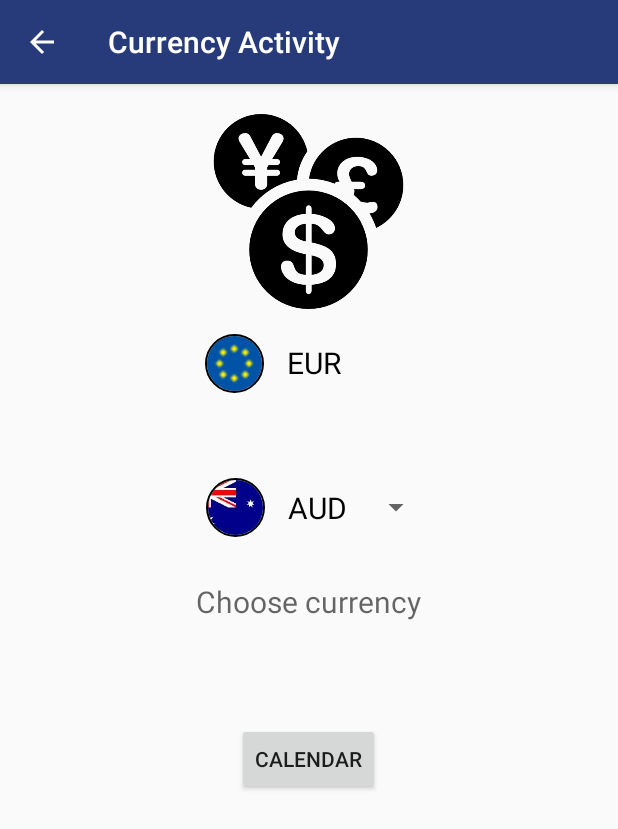
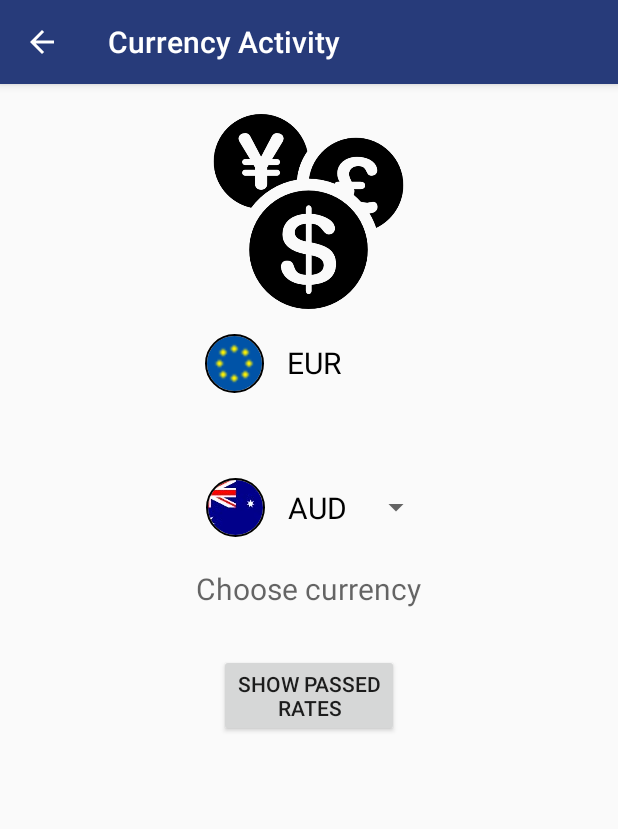
Before and after one commit to karadimou-mar/calculator_converter, an Android app: the CurrencyActivity screen opened directly, with no data from a screen before it, on a phone screen of 412 x 824 dp. Shown: the top 829 px of the screen. Run offline under Robolectric (Android 15) with nearby library versions, the phone set to English and light mode, and no system bars; our stand-ins replace CircleImageView; pictures from the network do not load.

```diff
--- a/app/src/main/res/anim/fade_in.xml
+++ /dev/null
@@ -1,8 +0,0 @@
-<?xml version="1.0" encoding="utf-8"?>
-<alpha xmlns:android="http://schemas.android.com/apk/res/android"
-    android:fromAlpha="1.0"
-    android:toAlpha="0.0"
-    android:duration="1000"
-    android:repeatCount="infinite"
-    android:repeatMode="reverse"
-    />
--- a/app/src/main/res/layout/activity_currency.xml
+++ b/app/src/main/res/layout/activity_currency.xml
@@ -63,7 +63,7 @@
             android:layout_width="wrap_content"
             android:layout_height="wrap_content"
             android:layout_gravity="center_horizontal"
-            android:layout_marginBottom="16dp"
+            android:layout_marginBottom="7dp"
             android:spinnerMode="dialog" />
 
         <TextView
@@ -74,21 +74,7 @@
             android:layout_marginBottom="16dp"
             android:hint="@string/choose_currency"
             android:textColor="@color/black"
-            android:textSize="20sp" />
-
-
-
-
-        <TextView
-            android:id="@+id/textView_info"
-            android:layout_width="wrap_content"
-            android:layout_height="wrap_content"
-            android:layout_gravity="center_horizontal"
-            android:layout_marginBottom="10dp"
-            android:text="@string/for_passed_rate_pick_a_day"
-            android:textColor="@color/black"
-            android:textSize="20sp"
-            android:visibility="invisible" />
+            android:textSize="20sp"/>
 
 
         <Button
--- a/app/src/main/res/values/colors.xml
+++ b/app/src/main/res/values/colors.xml
@@ -2,7 +2,7 @@
 <resources>
     <color name="colorPrimary">#273B7A</color>
     <color name="colorPrimaryDark">#121149</color>
-    <color name="colorAccent">#D81B60</color>
+    <color name="colorAccent">#121149</color>
 
 
     <color name="white">#FFFFFF</color>
--- a/app/src/main/res/values/strings.xml
+++ b/app/src/main/res/values/strings.xml
@@ -23,10 +23,9 @@
     <string name="choose_currency">Choose currency</string>
 
     <string name="date">Last updated: %s</string>
-    <string name="show_calendar">Calendar</string>
+    <string name="show_calendar">Show passed\nrates</string>
     <string name="eur">EUR</string>
     <string name="on_s_rate_was">On %s rate was: %f</string>
     <string name="now_rate_is_s">Now rate is: %f</string>
-    <string name="for_passed_rate_pick_a_day">For passed rate pick a day</string>
     <string name="operatorsRegex">[-+*/]</string>
 </resources>
```
Also changed, not shown: app/src/main/java/com/example/calculatorconverter/CurrencyActivity.kt (+30 -19 lines), app/src/main/java/com/example/calculatorconverter/MainActivity.kt (+5 -4 lines).
